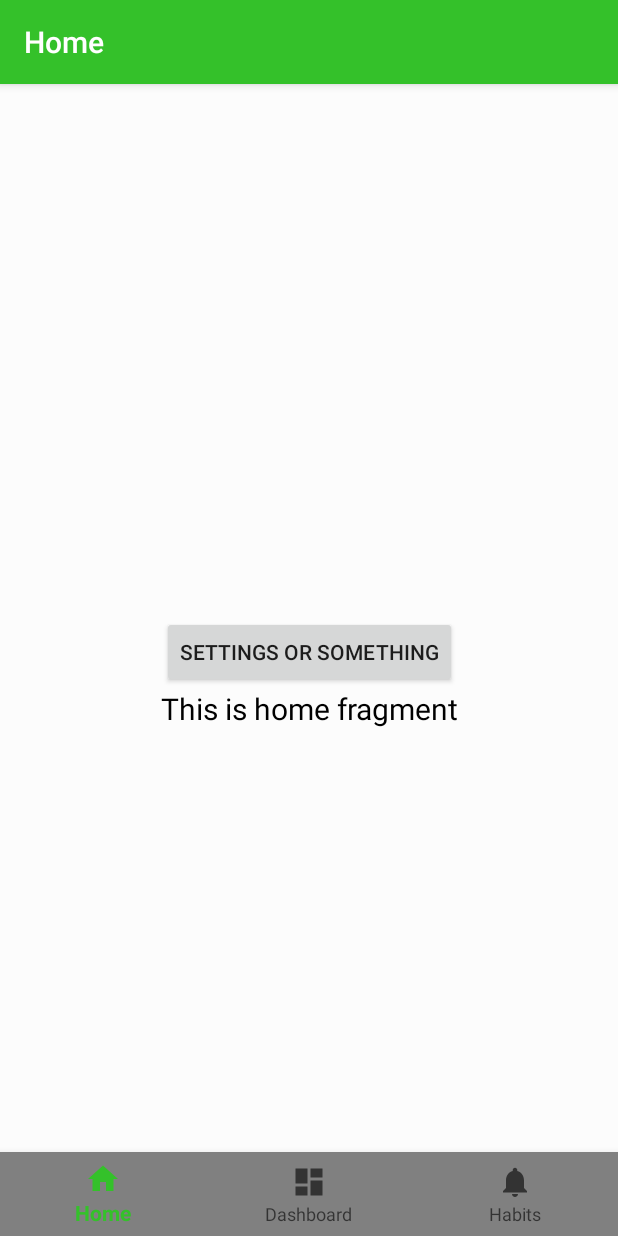
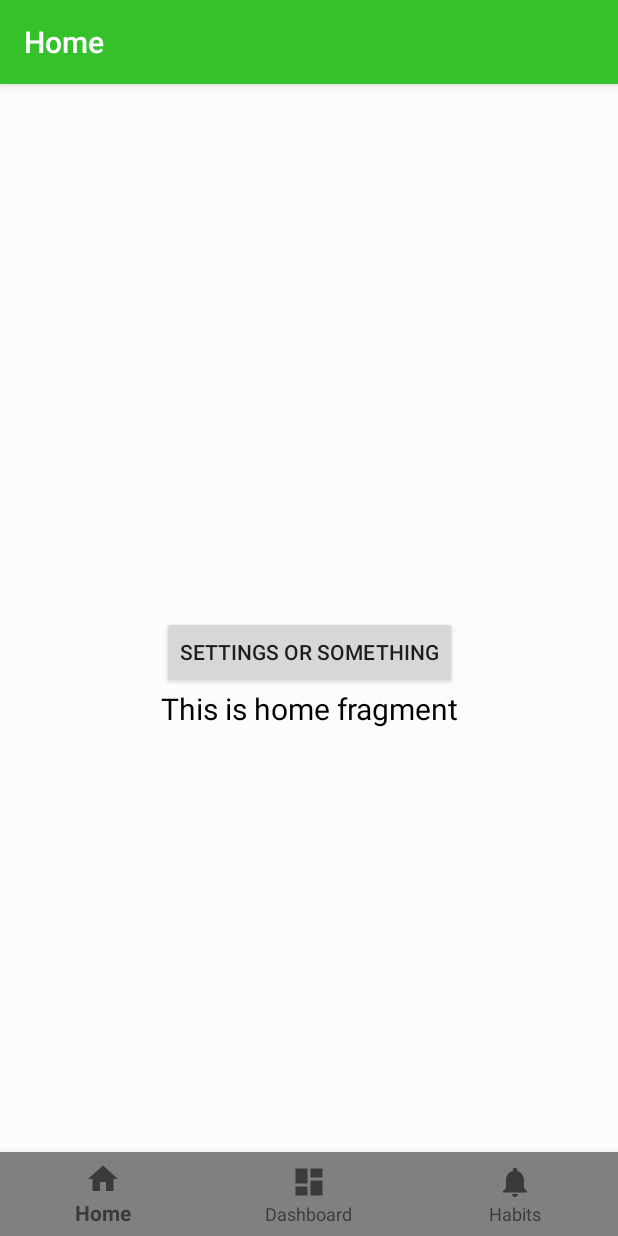
Before and after one commit to mta218/IA, an Android app: the screen it shows after launch once a user with an empty profile is signed in (MainActivity), on a phone screen of 412 x 824 dp. Run offline under Robolectric (Android 15) with nearby library versions, the phone set to English and light mode, and no system bars; our stand-ins replace Firebase (no records; nobody signed in at launch, a user with empty details on screens opened directly), navigation-ui; 2 statements that could not run were skipped.

Commit message:
yes dark mode

```diff
--- a/HabitApp/app/src/main/res/layout/activity_main.xml
+++ b/HabitApp/app/src/main/res/layout/activity_main.xml
@@ -18,8 +18,9 @@
         app:layout_constraintLeft_toLeftOf="parent"
         app:layout_constraintRight_toRightOf="parent"
         app:menu="@menu/bottom_nav_menu"
-        android:textColor="@color/textColor"
-        />
+        app:itemIconTint="@color/navBarIconColor"
+        app:itemTextColor="@color/navBarIconColor"
+    />
 
 
     <fragment
--- a/HabitApp/app/src/main/res/values-night/colors.xml
+++ b/HabitApp/app/src/main/res/values-night/colors.xml
@@ -8,4 +8,5 @@
     <color name="textColor">#FFFFFF</color>
     <color name="recyclerViewTextColor">#FFFFFF</color>
     <color name="buttonColor">#474747</color>
+    <color name="navBarIconColor">#FFFFFF</color>
 </resources>
--- a/HabitApp/app/src/main/res/values/colors.xml
+++ b/HabitApp/app/src/main/res/values/colors.xml
@@ -8,4 +8,5 @@
     <color name="textColor">#000000</color>
     <color name="recyclerViewTextColor">#707070</color>
     <color name="buttonColor">#808080</color>
+    <color name="navBarIconColor">#3a3a3a</color>
 </resources>
```
